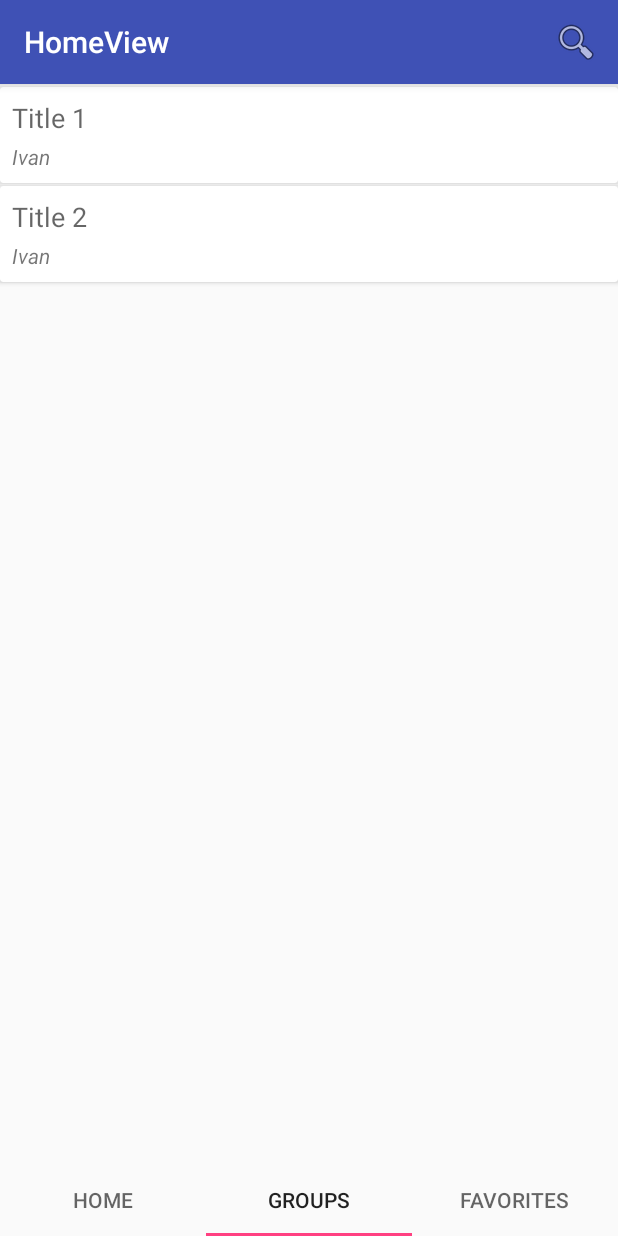
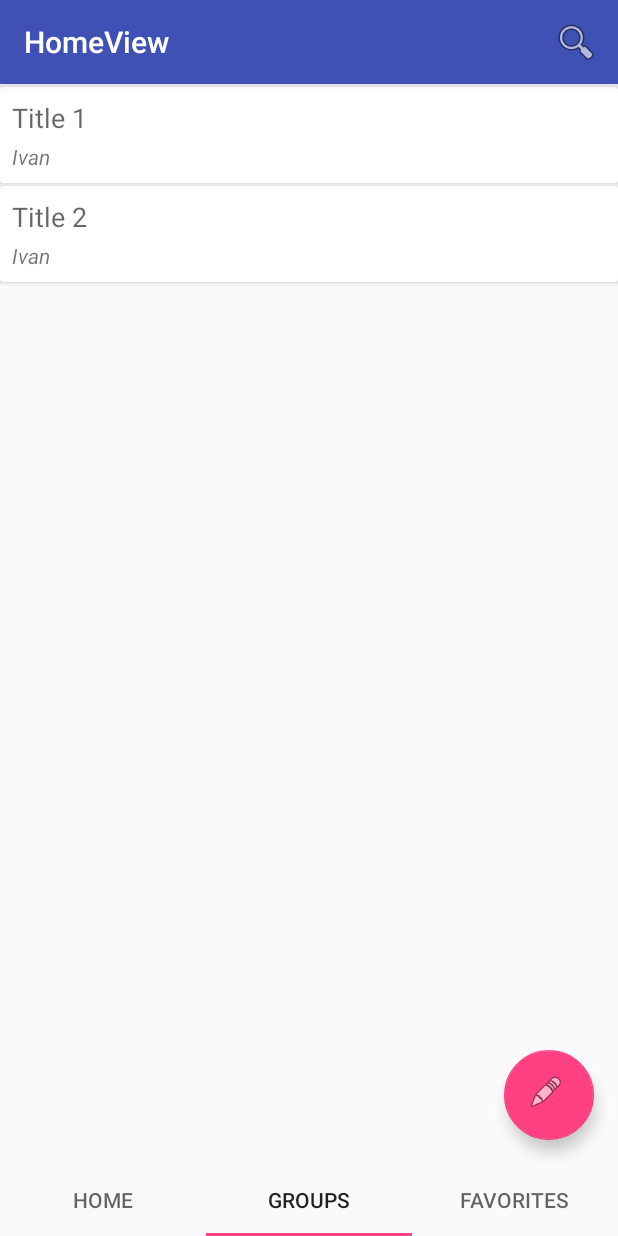
Before and after one commit to izhang1/FilmFriend, an Android app: the screen it shows after launch (HomeView), item 2 of the bottom bar chosen, on a phone screen of 412 x 824 dp. Run offline under Robolectric (Android 15) with nearby library versions, the phone set to English and light mode, and no system bars; our stand-ins replace ButterKnife; libraries missing offline, so code that uses them is left out: co.intentservice.chatui; pictures from the network do not load; 1 statement that could not run was skipped.

Commit message:
FAB UI Changes

```diff
--- a/app/src/main/AndroidManifest.xml
+++ b/app/src/main/AndroidManifest.xml
@@ -15,9 +15,7 @@
         android:supportsRtl="true"
         android:theme="@style/AppTheme">
 
-        <activity android:name=".View.LoadingView">
-
-        </activity>
+        <activity android:name=".View.LoadingView" />
 
         <activity android:name=".View.RegisterView" />
 
--- a/app/src/main/java/app/izhang/filmfriend/View/GroupFragment.java
+++ b/app/src/main/java/app/izhang/filmfriend/View/GroupFragment.java
@@ -16,6 +16,9 @@ import app.izhang.filmfriend.Model.Group;
 import app.izhang.filmfriend.R;
 import app.izhang.filmfriend.View.Adapter.MyGroupRecyclerViewAdapter;
 import app.izhang.filmfriend.View.dummy.DummyContent;
+import butterknife.BindView;
+import butterknife.ButterKnife;
+import co.intentservice.chatui.fab.FloatingActionButton;
 
 /**
  * A fragment representing a list of Items.
@@ -28,6 +31,9 @@ public class GroupFragment extends Fragment {
     private static final String ARG_COLUMN_COUNT = "column-count";
     // TODO: Customize parameters
     private int mColumnCount = 1;
+
+    @BindView(R.id.group_rv) RecyclerView mGroupRV;
+    @BindView(R.id.fab) FloatingActionButton addGroupFAB;
 
     /**
      * Mandatory empty constructor for the fragment manager to instantiate the
@@ -59,20 +65,31 @@ public class GroupFragment extends Fragment {
     public View onCreateView(LayoutInflater inflater, ViewGroup container,
                              Bundle savedInstanceState) {
         View view = inflater.inflate(R.layout.fragment_group_list, container, false);
+        ButterKnife.bind(this, view);
 
         // Set the adapter
-        if (view instanceof RecyclerView) {
-            Context context = view.getContext();
-            RecyclerView recyclerView = (RecyclerView) view;
-            if (mColumnCount <= 1) {
-                recyclerView.setLayoutManager(new LinearLayoutManager(context));
-            } else {
-                recyclerView.setLayoutManager(new GridLayoutManager(context, mColumnCount));
+        Context context = view.getContext();
+        if (mColumnCount <= 1) {
+            mGroupRV.setLayoutManager(new LinearLayoutManager(context));
+        } else {
+            mGroupRV.setLayoutManager(new GridLayoutManager(context, mColumnCount));
+        }
+
+        mGroupRV.setAdapter(new MyGroupRecyclerViewAdapter(getContext(), getDummyData()));
+
+        addGroupFAB.setOnClickListener(new View.OnClickListener() {
+            @Override
+            public void onClick(View view) {
+                addNewGroup();
             }
-            // Todo: Make listener null
-            recyclerView.setAdapter(new MyGroupRecyclerViewAdapter(getContext(), getDummyData()));
-        }
+        });
+
         return view;
+    }
+
+    public void addNewGroup(){
+        // TODO Show alert dialog to ask user whether they want to utilize their location and add a name
+        // TODO Create the new group and start a new intent for the user, requery for the group data list as well
     }
 
     // TODO: 3/4/18 Remove this after confirming the data shows
--- a/app/src/main/res/layout/fragment_group_list.xml
+++ b/app/src/main/res/layout/fragment_group_list.xml
@@ -1,13 +1,33 @@
 <?xml version="1.0" encoding="utf-8"?>
-<android.support.v7.widget.RecyclerView xmlns:android="http://schemas.android.com/apk/res/android"
+<android.support.constraint.ConstraintLayout xmlns:android="http://schemas.android.com/apk/res/android"
     xmlns:app="http://schemas.android.com/apk/res-auto"
     xmlns:tools="http://schemas.android.com/tools"
-    android:id="@+id/list"
-    android:name="app.izhang.filmfriend.View.GroupFragment"
     android:layout_width="match_parent"
-    android:layout_height="match_parent"
-    android:layout_marginLeft="16dp"
-    android:layout_marginRight="16dp"
-    app:layoutManager="LinearLayoutManager"
-    tools:context="app.izhang.filmfriend.View.GroupFragment"
-    tools:listitem="@layout/group_item" />
+    android:layout_height="match_parent">
+
+    <android.support.v7.widget.RecyclerView
+        android:id="@+id/group_rv"
+        android:name="app.izhang.filmfriend.View.GroupFragment"
+        android:layout_width="match_parent"
+        android:layout_height="match_parent"
+        app:layoutManager="LinearLayoutManager"
+        app:layout_constraintBottom_toBottomOf="parent"
+        app:layout_constraintEnd_toEndOf="parent"
+        app:layout_constraintHorizontal_bias="1.0"
+        app:layout_constraintStart_toStartOf="parent"
+        app:layout_constraintTop_toTopOf="parent"
+        app:layout_constraintVertical_bias="1.0"
+        tools:context="app.izhang.filmfriend.View.GroupFragment"
+        tools:listitem="@layout/group_item" />
+
+    <android.support.design.widget.FloatingActionButton
+        android:id="@+id/fab"
+        android:layout_width="60dp"
+        android:layout_height="60dp"
+        android:layout_marginBottom="16dp"
+        android:layout_marginEnd="16dp"
+        android:src="@android:drawable/ic_menu_edit"
+        app:layout_constraintBottom_toBottomOf="parent"
+        app:layout_constraintEnd_toEndOf="parent" />
+
+</android.support.constraint.ConstraintLayout>
```
